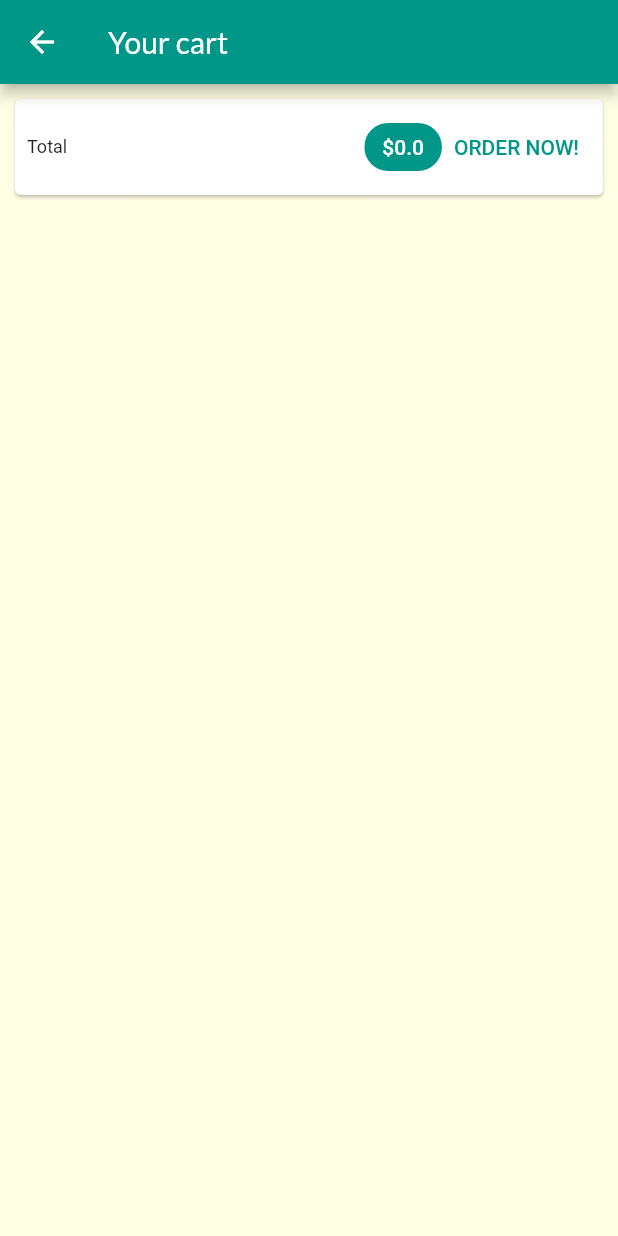
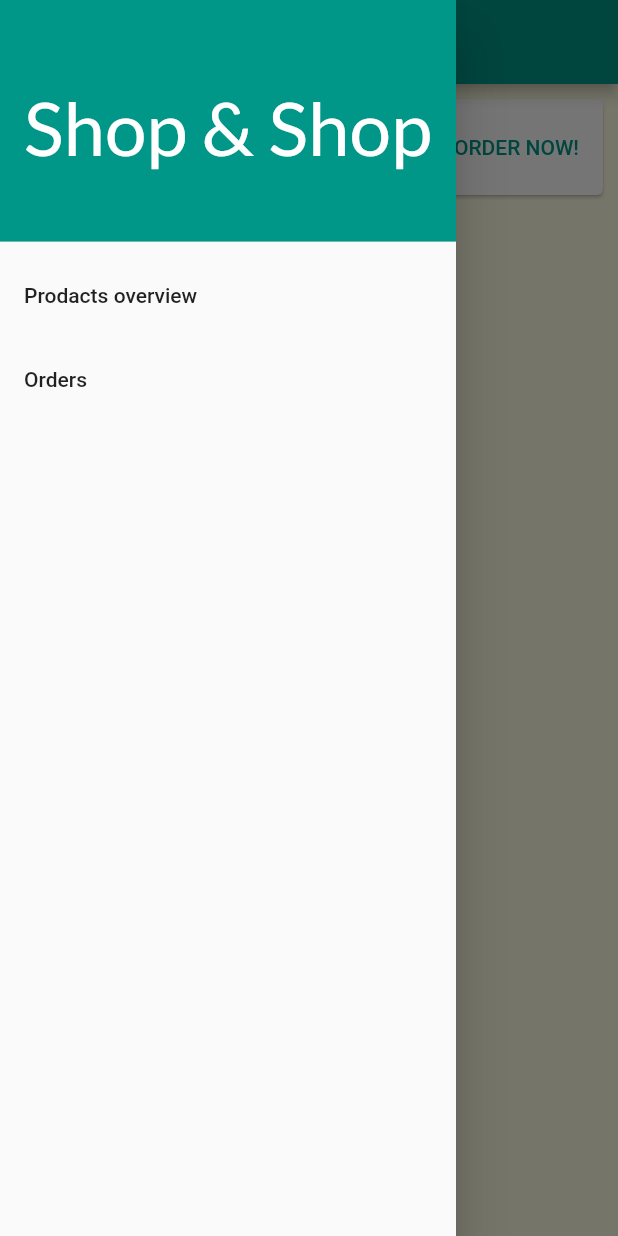
Before and after one commit to Spiritfaer/shop_app, a Flutter app: the CartScreen screen opened by its route, with the side drawer open (before the commit the screen has no drawer), on a phone screen of 412 x 824 dp. Run offline on Flutter 3.47's test engine with Material 2 defaults, Android fonts, the phone set to English and light mode, and no system bars; network calls fail.

Commit message:
add menu drower and his logic, minor fixes

```diff
--- a/lib/main.dart
+++ b/lib/main.dart
@@ -4,6 +4,7 @@ import 'package:provider/provider.dart';
 import './screen/products_overview_screen.dart';
 import './screen/product_detail_screen.dart';
 import './screen/cart_screen.dart';
+import './screen/orders_screen.dart';
 import './providers/products_provider.dart';
 import './providers/orders.dart';
 import './providers/cart.dart';
@@ -42,8 +43,10 @@ class MyApp extends StatelessWidget {
         ),
         routes: {
           MyApp.defRoute: (ctx) => ProtuctsOverviewScreen(),
+          ProtuctsOverviewScreen.nameRoute: (ctx) => ProtuctsOverviewScreen(),
           ProductDetailScreen.nameRoute: (ctx) => ProductDetailScreen(),
           CartScreen.nameRoute: (ctx) => CartScreen(),
+          OrderScreen.nameRoute: (ctx) => OrderScreen(),
         },
       ),
     );
--- a/lib/screen/cart_screen.dart
+++ b/lib/screen/cart_screen.dart
@@ -4,6 +4,7 @@ import 'package:provider/provider.dart';
 import '../providers/orders.dart';
 import '../providers/cart.dart' hide CartItem;
 import '../widgets/cart_item.dart';
+import '../widgets/menu_drawer.dart';
 
 class CartScreen extends StatelessWidget {
   static const String nameRoute = '/cart-screen';
@@ -18,6 +19,7 @@ class CartScreen extends StatelessWidget {
       appBar: AppBar(
         title: Text('Your cart'),
       ),
+      drawer: MenuDrawer(),
       body: Column(
         children: [
           Card(
@@ -42,8 +44,8 @@ class CartScreen extends StatelessWidget {
                   ),
                   TextButton(
                     onPressed: () {
-                      Provider.of<Orders>(context, listen: false)
-                          .addOrder(cartData.items.values, cartData.itemSum);
+                      Provider.of<Orders>(context, listen: false).addOrder(
+                          cartData.items.values.toList(), cartData.itemSum);
                       cartData.clearCart();
                       Navigator.pop(context);
                     },
--- a/lib/screen/orders_screen.dart
+++ b/lib/screen/orders_screen.dart
@@ -3,8 +3,12 @@ import 'package:provider/provider.dart';
 
 import '../providers/orders.dart';
 import '../widgets/orders_item.dart' as wid;
+import '../widgets/menu_drawer.dart';
 
 class OrderScreen extends StatelessWidget {
+  static const String nameRoute = '/orders-screen';
+  static const String nameScreen = 'Orders';
+
   const OrderScreen({Key key}) : super(key: key);
 
   @override
@@ -15,6 +19,7 @@ class OrderScreen extends StatelessWidget {
       appBar: AppBar(
         title: Text('Orders'),
       ),
+      drawer: MenuDrawer(),
       body: ListView.builder(
           itemCount: ordersData.orders.length,
           itemBuilder: (ctx, index) {
--- a/lib/screen/product_detail_screen.dart
+++ b/lib/screen/product_detail_screen.dart
@@ -7,6 +7,7 @@ import '../providers/cart.dart';
 
 class ProductDetailScreen extends StatelessWidget {
   static const String nameRoute = '/product-detail-screen';
+  static const String nameScreen = 'Prodact details';
 
   Widget _buildDetail(BuildContext context, Product product, Function addItem) {
     return Column(
--- a/lib/screen/products_overview_screen.dart
+++ b/lib/screen/products_overview_screen.dart
@@ -4,6 +4,7 @@ import 'package:shop_app1/screen/cart_screen.dart';
 
 import '../widgets/products_grid.dart';
 import '../widgets/badge.dart';
+import '../widgets/menu_drawer.dart';
 import '../providers/cart.dart';
 
 enum FilterOptions {
@@ -13,6 +14,7 @@ enum FilterOptions {
 
 class ProtuctsOverviewScreen extends StatefulWidget {
   static const String nameRoute = '/products-overview-screen';
+  static const String nameScreen = 'Prodacts overview';
 
   @override
   _ProtuctsOverviewScreenState createState() => _ProtuctsOverviewScreenState();
@@ -63,6 +65,7 @@ class _ProtuctsOverviewScreenState extends State<ProtuctsOverviewScreen> {
           ),
         ],
       ),
+      drawer: MenuDrawer(),
       body: ProductsGrid(_showFavoritesOnly),
     );
   }
--- /dev/null
+++ b/lib/widgets/menu_drawer.dart
@@ -0,0 +1,53 @@
+import 'package:flutter/material.dart';
+import 'package:shop_app1/screen/product_detail_screen.dart';
+
+import '../screen/products_overview_screen.dart';
+import '../screen/orders_screen.dart';
+
+class MenuDrawer extends StatelessWidget {
+  const MenuDrawer({Key key}) : super(key: key);
+
+// MyApp.defRoute: (ctx) => ProtuctsOverviewScreen(),
+// ProductDetailScreen.nameRoute: (ctx) => ProductDetailScreen(),
+// CartScreen.nameRoute: (ctx) => CartScreen(),
+
+  @override
+  Widget build(BuildContext context) {
+    return Drawer(
+      child: ListView(
+        padding: EdgeInsets.zero,
+        children: [
+          DrawerHeader(
+            child: FittedBox(
+              child: Text(
+                'Shop & Shop',
+                style: Theme.of(context).textTheme.headline1,
+              ),
+            ),
+            decoration: BoxDecoration(
+              color: Theme.of(context).primaryColor,
+            ),
+          ),
+          ListTile(
+            title: Text(ProtuctsOverviewScreen.nameScreen),
+            onTap: () {
+              Navigator.pushReplacementNamed(
+                context,
+                ProtuctsOverviewScreen.nameRoute,
+              );
+            },
+          ),
+          ListTile(
+            title: Text(OrderScreen.nameScreen),
+            onTap: () {
+              Navigator.pushReplacementNamed(
+                context,
+                OrderScreen.nameRoute,
+              );
+            },
+          ),
+        ],
+      ),
+    );
+  }
+}
```
